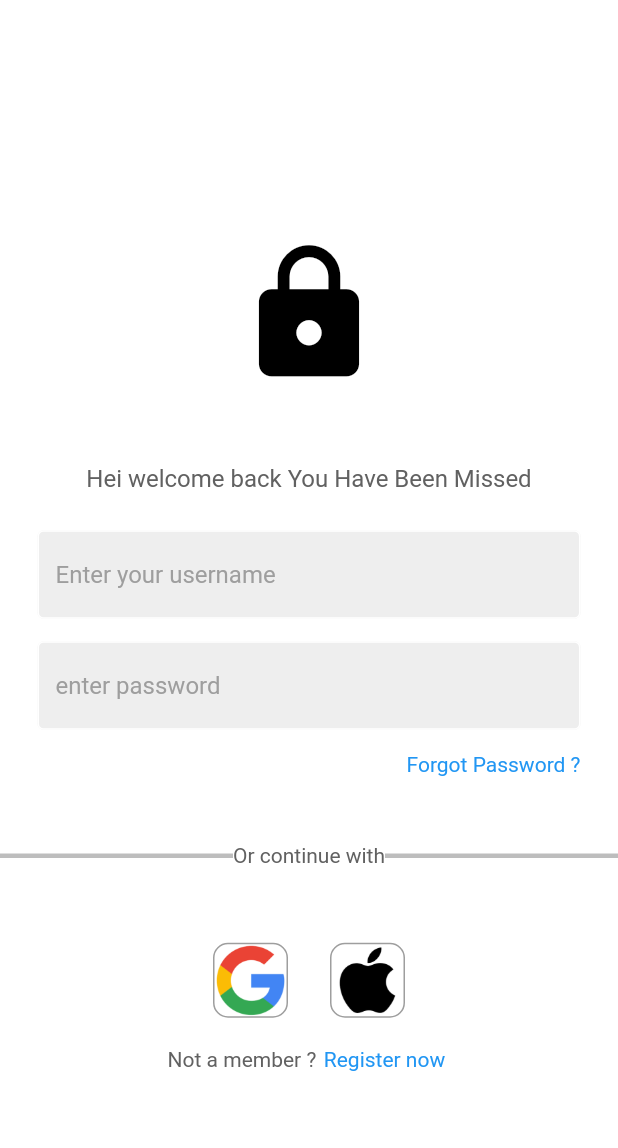
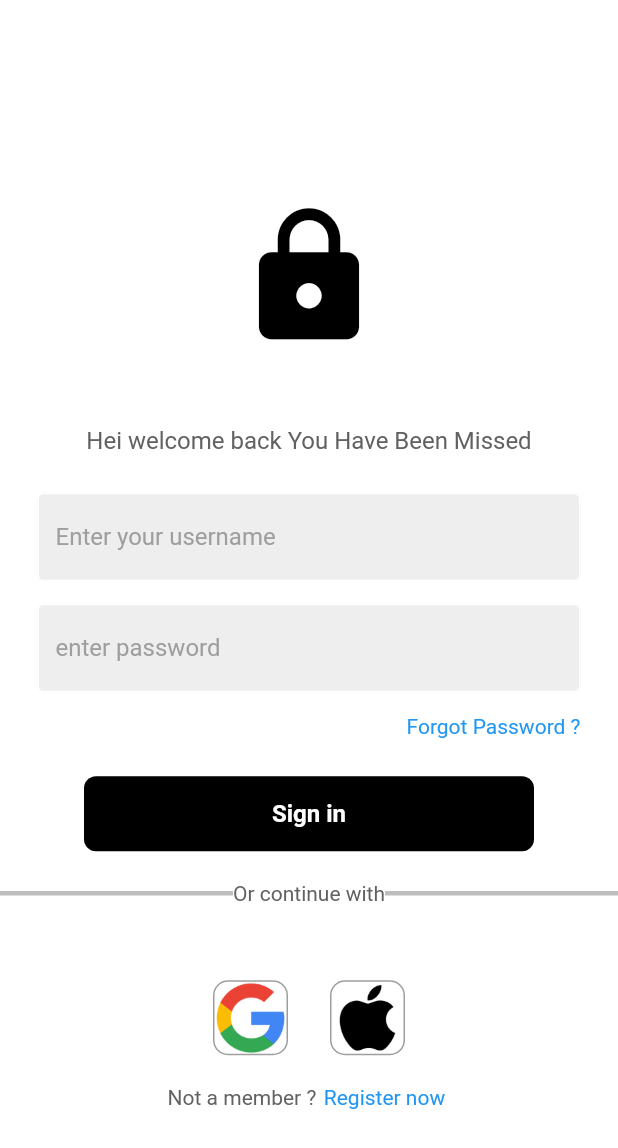
Before and after one commit to HariOp6238/login, a Flutter app: the screen it shows after launch, on a phone screen of 412 x 824 dp. Shown: the top 1148 px of the screen. Run offline on Flutter 3.47's test engine with Material 2 defaults, Android fonts, the phone set to English and light mode, and no system bars.

```diff
--- /dev/null
+++ b/lib/constant/mybutton.dart
@@ -0,0 +1,29 @@
+import 'package:flutter/material.dart';
+
+class Mybutton extends StatelessWidget {
+  final void Function()? onTap;
+
+  // ignore: prefer_typing_uninitialized_variables
+  final label;
+  const Mybutton({super.key, required this.onTap, required this.label});
+
+  @override
+  Widget build(BuildContext context) {
+    return GestureDetector(
+      onTap: onTap,
+      child: Container(
+        height: 50,
+        width: 300,
+        decoration: BoxDecoration(
+            color: Colors.black, borderRadius: BorderRadius.circular(8)),
+        child: Center(
+          child: Text(
+            "$label",
+            style: const TextStyle(
+                color: Colors.white, fontSize: 16, fontWeight: FontWeight.bold),
+          ),
+        ),
+      ),
+    );
+  }
+}
--- a/lib/main.dart
+++ b/lib/main.dart
@@ -1,5 +1,6 @@
 import 'package:flutter/material.dart';
-import 'package:login/view/screens/login.dart';
+
+import 'package:login/view/splashscreen/splash.dart';
 
 void main() {
   runApp(const Myapp());
@@ -15,8 +16,9 @@ class Myapp extends StatefulWidget {
 class _MyappState extends State<Myapp> {
   @override
   Widget build(BuildContext context) {
-    return MaterialApp(
-      home: Login(),
+    return const MaterialApp(
+      debugShowCheckedModeBanner: false,
+      home: Splash(),
     );
   }
 }
--- a/lib/view/screens/login.dart
+++ b/lib/view/loginscreen/login.dart
@@ -1,17 +1,21 @@
 import 'package:flutter/material.dart';
+import 'package:login/constant/mybutton.dart';
 import 'package:login/constant/squarelogo.dart';
 import 'package:login/constant/textfield.dart';
-import 'package:login/view/screens/registeration.dart';
+import 'package:login/controll/authentication/auth.dart';
+
+import 'package:login/view/loginscreen/registeration.dart';
 
 class Login extends StatelessWidget {
   Login({super.key});
 
   //text editing controller
-  final emailcontroller = TextEditingController();
+  final usernamecontroller = TextEditingController();
   final passwordcontroller = TextEditingController();
 
   @override
   Widget build(BuildContext context) {
+    Auth obj = Auth();
     return Scaffold(
       backgroundColor: Colors.white,
       body: SafeArea(
@@ -47,7 +51,7 @@ class Login extends StatelessWidget {
                 // username field
 
                 Textfield(
-                  controller: emailcontroller,
+                  controller: usernamecontroller,
                   hinttext: "Enter your username",
                   obscuretext: false,
                 ),
@@ -84,9 +88,8 @@ class Login extends StatelessWidget {
 
                   //signin button
                 ),
-                // mybutton(
-                //   onTap: ,
-                // ),
+                Mybutton(
+                    onTap: () => obj.checklogin(context), label: 'Sign in'),
                 const SizedBox(
                   height: 20,
                 ),
@@ -136,7 +139,7 @@ class Login extends StatelessWidget {
                         Navigator.push(
                             context,
                             MaterialPageRoute(
-                              builder: (context) => const Register(),
+                              builder: (context) => Register(),
                             ));
                       },
                       child: const Text(
--- a/pubspec.yaml
+++ b/pubspec.yaml
@@ -35,6 +35,7 @@ dependencies:
   # The following adds the Cupertino Icons font to your application.
   # Use with the CupertinoIcons class for iOS style icons.
   cupertino_icons: ^1.0.2
+  shared_preferences: ^2.2.2
 
 dev_dependencies:
   flutter_test:
```
Also changed, not shown: lib/controll/authentication/auth.dart (added, +23 -0 lines), lib/view/homepage/homepage.dart (added, +14 -0 lines), lib/view/screens/registeration.dart (deleted, +0 -15 lines), pubspec.lock, 1 other file.
